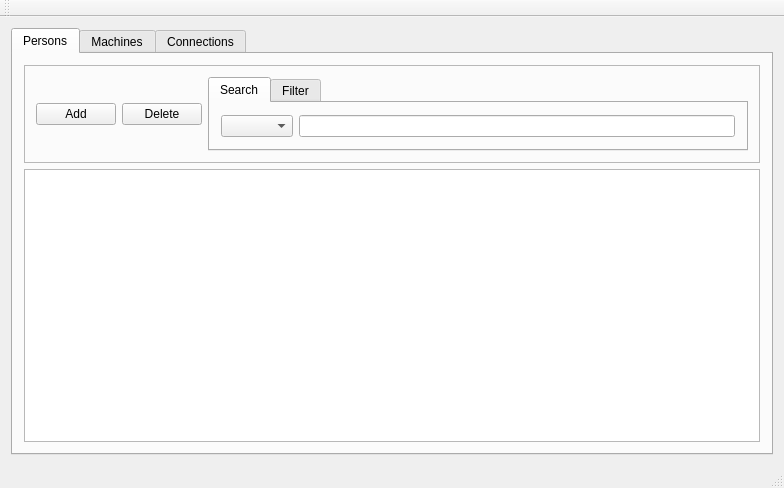
Qt form Verklegt_Namskeid-Skil3/Verklegt_Namskeid-Skil3/mainwindow.ui (Indexu/Verklegt_Namskeid) before a commit.
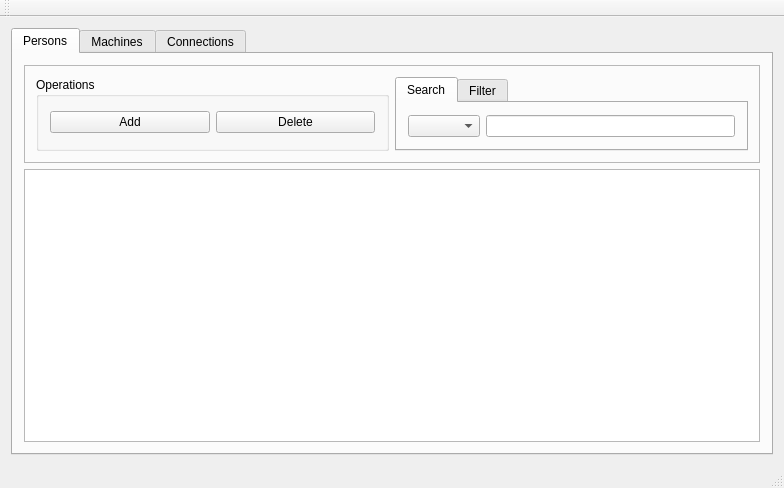
The same form after that commit.

```diff
--- a/Verklegt_Namskeid-Skil3/Verklegt_Namskeid-Skil3/mainwindow.ui
+++ b/Verklegt_Namskeid-Skil3/Verklegt_Namskeid-Skil3/mainwindow.ui
@@ -35,6 +35,18 @@
           </property>
           <layout class="QHBoxLayout" name="horizontalLayout">
            <item>
+            <widget class="QGroupBox" name="groupBox">
+             <property name="sizePolicy">
+              <sizepolicy hsizetype="Expanding" vsizetype="Minimum">
+               <horstretch>0</horstretch>
+               <verstretch>0</verstretch>
+              </sizepolicy>
+             </property>
+             <property name="title">
+              <string>Operations</string>
+             </property>
+             <layout class="QHBoxLayout" name="horizontalLayout_4">
+              <item>
             <widget class="QPushButton" name="personAddButton">
              <property name="text">
               <string>Add</string>
@@ -48,6 +60,9 @@
              </property>
             </widget>
            </item>
+             </layout>
+            </widget>
+           </item>
            <item>
             <widget class="QTabWidget" name="personTabs">
              <property name="sizePolicy">
@@ -65,7 +80,14 @@
               </attribute>
               <layout class="QHBoxLayout" name="horizontalLayout_3">
                <item>
-                <widget class="QComboBox" name="personSearchComboBox"/>
+                <widget class="QComboBox" name="personSearchComboBox">
+                 <property name="currentText">
+                  <string/>
+                 </property>
+                 <property name="currentIndex">
+                  <number>-1</number>
+                 </property>
+                </widget>
                </item>
                <item>
                 <widget class="QLineEdit" name="personSearchField"/>
```
Left out of the diff: 4 changed lines with no effect on the pictures. Lines whose indentation alone changed are shown as unchanged.
